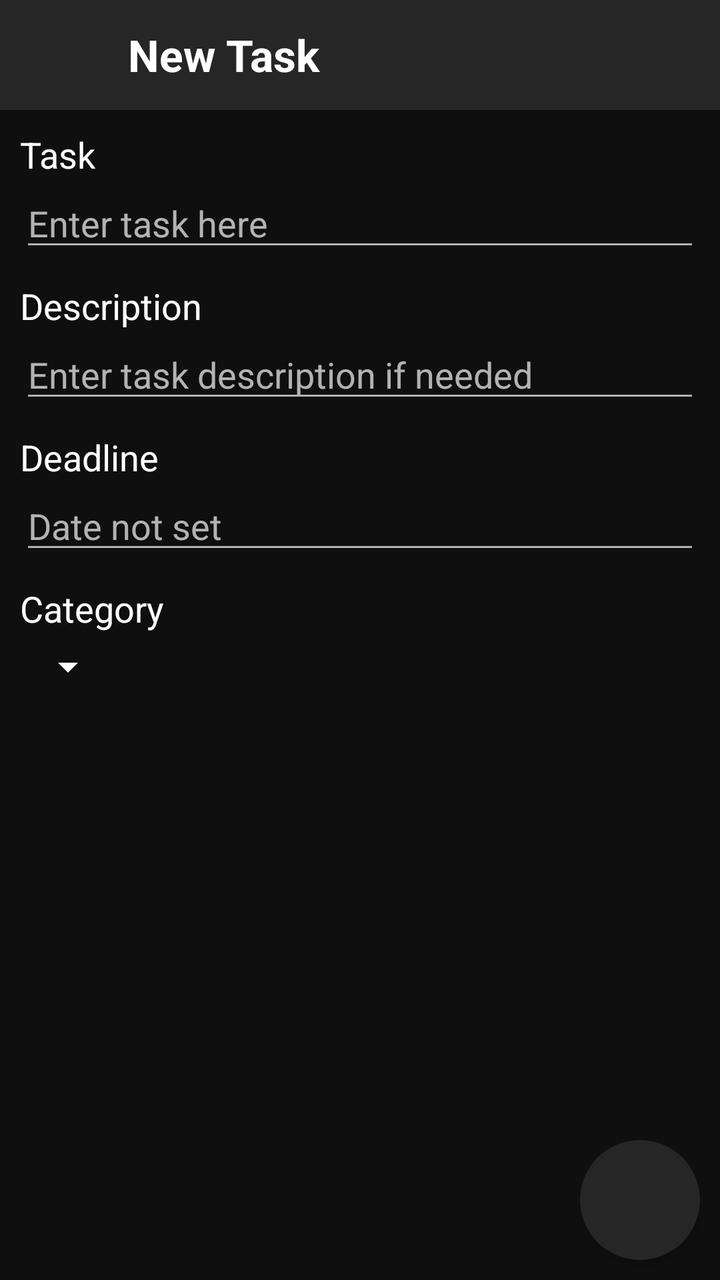
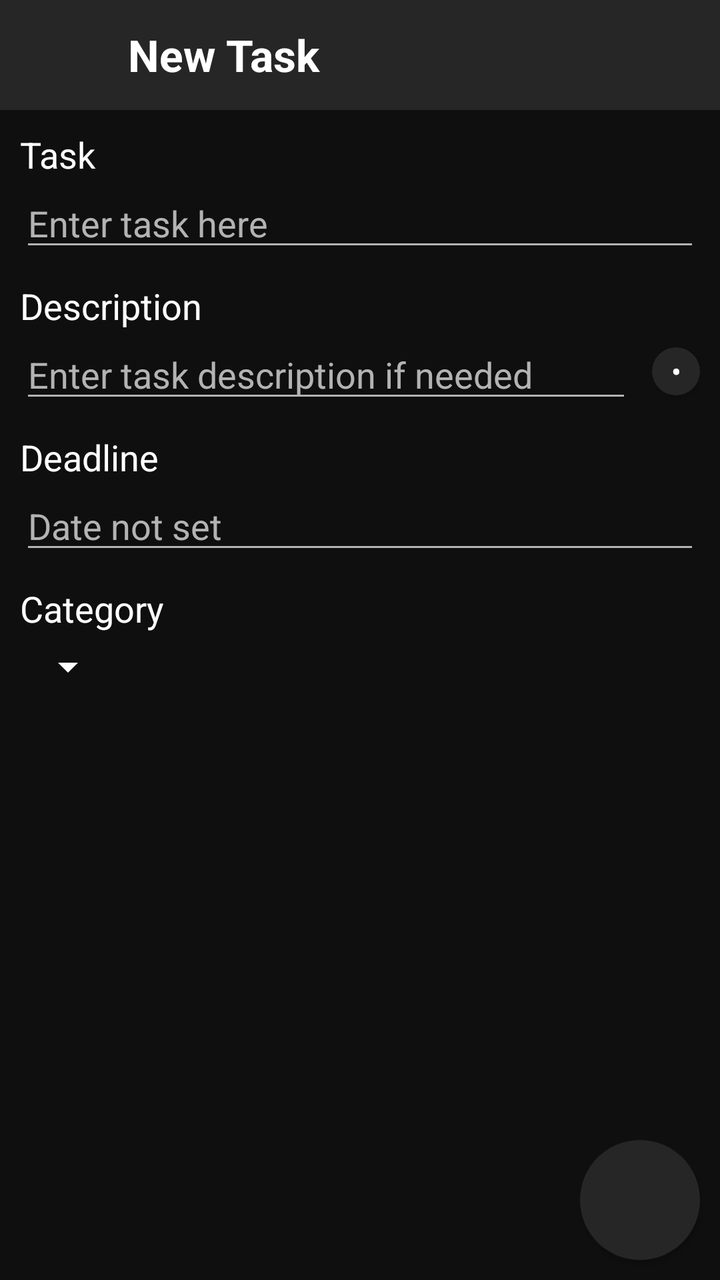

Before-and-after screenshots of an Android layout around one commit, followed by the original layout XML and the change that was made.
<!-- AndroidManifest.xml: application theme Theme.MakeMeGrow -->
<!-- res/layout/activity_task.xml -->
<?xml version="1.0" encoding="utf-8"?>
<androidx.constraintlayout.widget.ConstraintLayout
    xmlns:android="http://schemas.android.com/apk/res/android"
    xmlns:app="http://schemas.android.com/apk/res-auto"
    xmlns:tools="http://schemas.android.com/tools"
    android:id="@+id/main"
    android:layout_width="match_parent"
    android:layout_height="match_parent"
    android:background="@color/black"
    tools:context=".ui.activity.TaskActivity">

    <LinearLayout
        android:id="@+id/layout_taskbar"
        android:layout_width="match_parent"
        android:layout_height="55dp"
        app:layout_constraintTop_toTopOf="parent"
        android:paddingHorizontal="20dp"
        android:background="@color/dark_gray"
        android:orientation="horizontal"
        android:gravity="center_vertical|end">

        <androidx.appcompat.widget.AppCompatButton
            android:id="@+id/button_back"
            android:layout_width="@dimen/button_icon"
            android:layout_height="@dimen/button_icon"
            android:background="@android:color/transparent"
            android:foreground="@drawable/ic_back"/>

        <TextView
            android:id="@+id/text_title"
            android:layout_width="0dp"
            android:layout_height="wrap_content"
            android:layout_weight="1"
            android:layout_marginHorizontal="20dp"
            android:text="@string/new_task"
            android:textColor="@color/white"
            android:textSize="@dimen/taskbar_text"
            android:textStyle="bold"/>

        <androidx.appcompat.widget.AppCompatButton
            android:id="@+id/button_delete"
            android:layout_width="@dimen/button_icon"
            android:layout_height="@dimen/button_icon"
            android:background="@android:color/transparent"
            android:foreground="@drawable/ic_bin"
            android:visibility="gone"/>

    </LinearLayout>

    <LinearLayout
        android:id="@+id/layout_task"
        android:layout_width="match_parent"
        android:layout_height="wrap_content"
        app:layout_constraintTop_toBottomOf="@id/layout_taskbar"
        android:layout_margin="10dp"
        android:orientation="vertical">

        <TextView
            android:layout_width="wrap_content"
            android:layout_height="wrap_content"
            android:text="@string/task"
            android:textColor="@color/white"
            android:textSize="@dimen/text_medium"/>

        <EditText
            android:id="@+id/input_task"
            android:layout_width="match_parent"
            android:layout_height="wrap_content"
            android:backgroundTint="@color/light_gray"
            android:hint="@string/enter_task_here"
            android:importantForAutofill="no"
            android:inputType="textMultiLine"
            android:textColorHint="@color/light_gray"
            android:textColor="@color/light_gray"
            android:textSize="@dimen/text_medium"/>

    </LinearLayout>

    <LinearLayout
        android:id="@+id/layout_description"
        android:layout_width="match_parent"
        android:layout_height="wrap_content"
        app:layout_constraintTop_toBottomOf="@id/layout_task"
        android:layout_margin="10dp"
        android:orientation="vertical">

        <TextView
            android:layout_width="wrap_content"
            android:layout_height="wrap_content"
            android:text="@string/description"
            android:textColor="@color/white"
            android:textSize="@dimen/text_medium"/>

        <EditText
            android:id="@+id/input_description"
            android:layout_width="match_parent"
            android:layout_height="wrap_content"
            android:backgroundTint="@color/light_gray"
            android:hint="@string/enter_description"
            android:importantForAutofill="no"
            android:inputType="textMultiLine"
            android:textColorHint="@color/light_gray"
            android:textColor="@color/light_gray"
            android:textSize="@dimen/text_medium"/>

    </LinearLayout>

    <LinearLayout
        android:id="@+id/layout_deadline"
        android:layout_width="match_parent"
        android:layout_height="wrap_content"
        app:layout_constraintTop_toBottomOf="@id/layout_description"
        android:layout_margin="10dp"
        android:orientation="vertical">

        <TextView
            android:layout_width="wrap_content"
            android:layout_height="wrap_content"
            android:text="@string/deadline"
            android:textColor="@color/white"
            android:textSize="@dimen/text_medium"/>

        <LinearLayout
            android:layout_width="match_parent"
            android:layout_height="wrap_content"
            android:orientation="horizontal"
            android:gravity="center">

            <EditText
                android:id="@+id/input_date"
                android:layout_width="0dp"
                android:layout_height="wrap_content"
                android:layout_weight="1"
                android:backgroundTint="@color/light_gray"
                android:hint="@string/date_not_set"
                android:importantForAutofill="no"
                android:inputType="date"
                android:textColorHint="@color/light_gray"
                android:textColor="@color/light_gray"
                android:textSize="@dimen/text_medium"
                android:focusable="false"
                android:clickable="true"/>

            <androidx.appcompat.widget.AppCompatButton
                android:id="@+id/button_clear_date"
                android:layout_width="25dp"
                android:layout_height="25dp"
                android:layout_marginStart="10dp"
                android:background="@drawable/shape_round"
                android:foreground="@drawable/ic_cross"
                android:visibility="gone"/>

        </LinearLayout>

        <LinearLayout
            android:id="@+id/layout_time_selection"
            android:layout_width="match_parent"
            android:layout_height="wrap_content"
            android:orientation="horizontal"
            android:gravity="center"
            android:visibility="gone">

            <EditText
                android:id="@+id/input_time"
                android:layout_width="0dp"
                android:layout_height="wrap_content"
                android:layout_weight="1"
                android:backgroundTint="@color/light_gray"
                android:hint="@string/time_not_set"
                android:importantForAutofill="no"
                android:inputType="time"
                android:textColorHint="@color/light_gray"
                android:textColor="@color/light_gray"
                android:textSize="@dimen/text_medium"
                android:focusable="false"
                android:clickable="true"/>

            <androidx.appcompat.widget.AppCompatButton
                android:id="@+id/button_clear_time"
                android:layout_width="25dp"
                android:layout_height="25dp"
                android:layout_marginStart="10dp"
                android:background="@drawable/shape_round"
                android:foreground="@drawable/ic_cross"
                android:visibility="gone"/>

        </LinearLayout>

    </LinearLayout>

    <LinearLayout
        android:id="@+id/layout_repeat"
        android:layout_width="match_parent"
        android:layout_height="wrap_content"
        app:layout_constraintTop_toBottomOf="@id/layout_deadline"
        android:layout_margin="10dp"
        android:orientation="vertical"
        android:visibility="gone">

        <TextView
            android:layout_width="wrap_content"
            android:layout_height="wrap_content"
            android:text="@string/repeat"
            android:textColor="@color/white"
            android:textSize="@dimen/text_medium"/>

        <Spinner
            android:id="@+id/spinner_repeat"
            android:layout_width="wrap_content"
            android:layout_height="wrap_content"
            android:layout_marginVertical="5dp"
            android:backgroundTint="@color/white"
            android:popupBackground="@color/dark_gray"
            tools:listitem="@layout/spinner_item_small"/>

    </LinearLayout>

    <LinearLayout
        android:id="@+id/layout_category"
        android:layout_width="match_parent"
        android:layout_height="wrap_content"
        app:layout_constraintTop_toBottomOf="@id/layout_repeat"
        android:layout_margin="10dp"
        android:orientation="vertical">

        <TextView
            android:layout_width="wrap_content"
            android:layout_height="wrap_content"
            android:text="@string/category"
            android:textColor="@color/white"
            android:textSize="@dimen/text_medium"/>

        <Spinner
            android:id="@+id/spinner_category"
            android:layout_width="wrap_content"
            android:layout_height="wrap_content"
            android:layout_marginVertical="5dp"
            android:backgroundTint="@color/white"
            android:popupBackground="@color/dark_gray"
            tools:listitem="@layout/spinner_item_small"/>

    </LinearLayout>

    <androidx.appcompat.widget.AppCompatButton
        android:id="@+id/button_confirm"
        android:layout_width="60dp"
        android:layout_height="60dp"
        android:layout_margin="10dp"
        app:layout_constraintEnd_toEndOf="parent"
        app:layout_constraintBottom_toBottomOf="parent"
        android:background="@drawable/shape_round"
        android:foreground="@drawable/ic_check_mark"/>

</androidx.constraintlayout.widget.ConstraintLayout>
<!-- res/layout/spinner_item_small.xml (included above) -->
<?xml version="1.0" encoding="utf-8"?>
<TextView xmlns:android="http://schemas.android.com/apk/res/android"
    android:id="@+id/text"
    android:layout_width="match_parent"
    android:layout_height="wrap_content"
    android:paddingVertical="5dp"
    android:paddingHorizontal="10dp"
    android:textColor="@color/white"
    android:textSize="@dimen/text_medium"
    android:singleLine="true"/>
<!-- resources referenced by this layout -->
<resources>
  <color name="black">#0F0F0F</color>
  <color name="dark_gray">#262626</color>
  <color name="light_gray">#B3B3B3</color>
  <color name="white">#FFFFFF</color>
  <dimen name="button_icon">24dp</dimen>
  <dimen name="taskbar_text">@dimen/text_large</dimen>
  <dimen name="text_medium">18sp</dimen>
  <!-- drawable ic_back (drawable) -->
  <?xml version="1.0" encoding="utf-8"?>
  <vector xmlns:android="http://schemas.android.com/apk/res/android"
      android:width="60dp"
      android:height="60dp"
      android:viewportWidth="100"
      android:viewportHeight="100">
  
      <group
          android:scaleX="1"
          android:scaleY="1"
          android:translateX="3"
          android:translateY="0">
  
          <path
              android:pathData="M10,50 L90,50 M45,15 L10,50 L45,85"
              android:strokeColor="#FFFFFF"
              android:strokeWidth="8"/>
  
      </group>
  </vector>
  <!-- drawable ic_check_mark (drawable) -->
  <?xml version="1.0" encoding="utf-8"?>
  <vector xmlns:android="http://schemas.android.com/apk/res/android"
      android:width="60dp"
      android:height="60dp"
      android:viewportWidth="100"
      android:viewportHeight="100">
  
      <group
          android:scaleX="0.75"
          android:scaleY="0.75"
          android:translateX="12.5"
          android:translateY="12.5">
  
          <path
              android:pathData="M20,55 L40,75 L80,25"
              android:strokeColor="#FFFFFF"
              android:strokeWidth="10"/>
  
      </group>
  </vector>
  <!-- drawable ic_cross (drawable) -->
  <?xml version="1.0" encoding="utf-8"?>
  <vector xmlns:android="http://schemas.android.com/apk/res/android"
      android:width="25dp"
      android:height="25dp"
      android:viewportWidth="100"
      android:viewportHeight="100">
  
      <group
          android:scaleX="1"
          android:scaleY="1"
          android:translateX="0"
          android:translateY="0">
  
          <path
              android:pathData="M25,25 L75,75 M75,25 L25,75"
              android:strokeColor="#FFFFFF"
              android:strokeWidth="8"/>
  
      </group>
  </vector>
  <!-- drawable shape_round (drawable) -->
  <?xml version="1.0" encoding="utf-8"?>
  <shape xmlns:android="http://schemas.android.com/apk/res/android"
      android:shape="oval">
      <solid android:color="@color/dark_gray" />
  </shape>
  <string name="category">Category</string>
  <string name="date_not_set">Date not set</string>
  <string name="deadline">Deadline</string>
  <string name="description">Description</string>
  <string name="enter_description">Enter task description if needed</string>
  <string name="enter_task_here">Enter task here</string>
  <string name="new_task">New Task</string>
  <string name="repeat">Repeat</string>
  <string name="task">Task</string>
  <string name="time_not_set">Time not set</string>
  <style name="Theme.MakeMeGrow" parent="Theme.MaterialComponents.DayNight.NoActionBar">
          
          <item name="colorPrimary">@color/purple_200</item> 
          <item name="colorPrimaryVariant">@color/purple_700</item>
          <item name="colorOnPrimary">@color/black</item>
          
          <item name="colorSecondary">@color/dark_gray</item> 
          <item name="colorSecondaryVariant">@color/dark_gray</item>
          <item name="colorOnSecondary">@color/black</item>
          
          <item name="android:statusBarColor">@color/black</item>
          
      </style>
  <dimen name="text_large">22sp</dimen>
  <color name="purple_200">#FFBB86FC</color>
  <color name="purple_700">#FF3700B3</color>
  <!-- unchanged entries left out for length: 1 -->
</resources>

<!-- the commit's change to res/layout/activity_task.xml (unified diff, before → after) -->
@@ -91,17 +91,35 @@
             android:textColor="@color/white"
             android:textSize="@dimen/text_medium"/>
 
-        <EditText
-            android:id="@+id/input_description"
-            android:layout_width="match_parent"
-            android:layout_height="wrap_content"
-            android:backgroundTint="@color/light_gray"
-            android:hint="@string/enter_description"
-            android:importantForAutofill="no"
-            android:inputType="textMultiLine"
-            android:textColorHint="@color/light_gray"
-            android:textColor="@color/light_gray"
-            android:textSize="@dimen/text_medium"/>
+        <LinearLayout
+            android:layout_width="match_parent"
+            android:layout_height="wrap_content"
+            android:orientation="horizontal"
+            android:gravity="center">
+
+            <EditText
+                android:id="@+id/input_description"
+                android:layout_width="0dp"
+                android:layout_height="wrap_content"
+                android:layout_weight="1"
+                android:backgroundTint="@color/light_gray"
+                android:hint="@string/enter_description"
+                android:importantForAutofill="no"
+                android:inputType="textMultiLine"
+                android:textColorHint="@color/light_gray"
+                android:textColor="@color/light_gray"
+                android:textSize="@dimen/text_medium"/>
+
+            <androidx.appcompat.widget.AppCompatButton
+                android:id="@+id/button_bullet_point"
+                android:layout_width="@dimen/button_icon"
+                android:layout_height="@dimen/button_icon"
+                android:layout_marginStart="10dp"
+                android:background="@drawable/shape_round"
+                android:text="@string/bullet_point_sign"
+                android:textColor="@color/white"/>
+
+        </LinearLayout>
 
     </LinearLayout>
 
@@ -143,8 +161,8 @@
 
             <androidx.appcompat.widget.AppCompatButton
                 android:id="@+id/button_clear_date"
-                android:layout_width="25dp"
-                android:layout_height="25dp"
+                android:layout_width="@dimen/button_icon"
+                android:layout_height="@dimen/button_icon"
                 android:layout_marginStart="10dp"
                 android:background="@drawable/shape_round"
                 android:foreground="@drawable/ic_cross"
@@ -177,8 +195,8 @@
 
             <androidx.appcompat.widget.AppCompatButton
                 android:id="@+id/button_clear_time"
-                android:layout_width="25dp"
-                android:layout_height="25dp"
+                android:layout_width="@dimen/button_icon"
+                android:layout_height="@dimen/button_icon"
                 android:layout_marginStart="10dp"
                 android:background="@drawable/shape_round"
                 android:foreground="@drawable/ic_cross"
<!-- resource entries referenced after the edit -->
@@ -76,6 +76,7 @@
       android:shape="oval">
       <solid android:color="@color/dark_gray" />
   </shape>
+  <string name="bullet_point_sign">•</string>
   <string name="category">Category</string>
   <string name="date_not_set">Date not set</string>
   <string name="deadline">Deadline</string>
